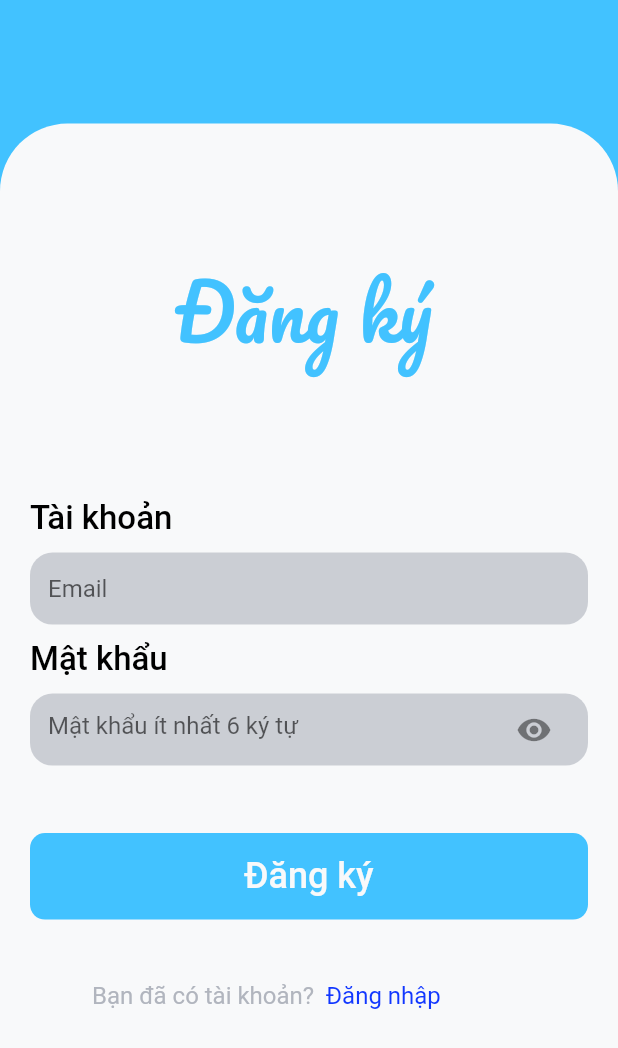
After one commit to nvhuy0702/datn-kmt-2022, a Flutter app: the ScreenSignUp screen opened directly, on a phone screen of 412 x 824 dp. The commit adds this screen. Shown: the top 1048 px of the screen. Run offline on Flutter 3.47's test engine with Material 2 defaults, Android fonts, the phone set to English and light mode, and no system bars; our stand-ins replace bloc, equatable, firebase_auth, firebase_core, firebase_database, flutter_bloc and 5 more; accounts and stored records are empty.

Commit message:
add auth, edit bloc control

```diff
--- /dev/null
+++ b/lib/assets/colors.dart
@@ -0,0 +1,12 @@
+import 'package:flutter/material.dart';
+
+var secondaryColor = const Color(0xFF42C2FF);
+var titleColor = const Color(0xFFFFDDEE);
+var primaryColor = const Color(0xFFB8FFF9);
+Color lightSky = const Color(0xFFA6C0FF);
+Color whiteShade = const Color(0xFFF8F9FA);
+Color blue = const Color(0xFF1137FF);
+Color lightBlueShade = const Color(0xFF758CC8);
+Color grayShade = const Color(0xFF9FA4AF);
+Color lightBlue = const Color(0xFF4B68D1);
+Color blackShade = const Color(0xFF555555);
--- /dev/null
+++ b/lib/bloc/auth/auth_event.dart
@@ -0,0 +1,19 @@
+part of 'auth_bloc.dart';
+
+abstract class AuthEvent extends Equatable {
+  @override
+  List<Object> get props => [];
+}
+
+class SignUpRequest extends AuthEvent {
+  final String emailSignUp;
+  final String passwordSignUp;
+  SignUpRequest(this.emailSignUp, this.passwordSignUp);
+}
+class SignInRequest extends AuthEvent {
+  final String emailSignIn;
+  final String passwordSignIn;
+  SignInRequest(this.emailSignIn, this.passwordSignIn);
+}
+class SignOutRequest extends AuthEvent {}
+class SignInWithGoogle extends AuthEvent {}
--- /dev/null
+++ b/lib/bloc/auth/auth_state.dart
@@ -0,0 +1,25 @@
+part of 'auth_bloc.dart';
+
+abstract class AuthState extends Equatable {}
+
+class Loading extends AuthState {
+  @override
+  List<Object> get props => [];
+}
+
+class Authenticated extends AuthState {
+  @override
+  List<Object> get props => [];
+}
+
+class UnAuthenticated extends AuthState {
+  @override
+  List<Object> get props => [];
+}
+
+class AuthError extends AuthState {
+  final String error;
+  AuthError({required this.error});
+  @override
+  List<Object> get props => [error];
+}
--- /dev/null
+++ b/lib/model/auth_repository.dart
@@ -0,0 +1,54 @@
+import 'package:firebase_auth/firebase_auth.dart';
+import 'package:google_sign_in/google_sign_in.dart';
+
+class AuthRepository {
+  final _firebaseAuth = FirebaseAuth.instance;
+  Future<void> signUp({required String emailSignUp, required String passwordSignUp}) async {
+    try {
+      await FirebaseAuth.instance
+          .createUserWithEmailAndPassword(email: emailSignUp, password: passwordSignUp);
+    } on FirebaseAuthException catch (e) {
+      if(e.code == 'Mật khẩu yếu') {
+        throw Exception('Mật khẩu được cung cấp quá yếu.');
+      } else if (e.code == 'email đã được sử dụng') {
+        throw Exception('Email đã được sử dụng để tạo tài khoản');
+      }
+    } catch (e) {
+      throw Exception(e.toString());
+    }
+  }
+  Future<void> signIn({required String emailSignIn, required String passwordSignIn}) async {
+    try {
+      await FirebaseAuth.instance
+          .createUserWithEmailAndPassword(email: emailSignIn, password: passwordSignIn);
+    } on FirebaseAuthException catch (e) {
+      if(e.code == 'Không tìm thấy ngừoi dùng') {
+        throw Exception('Không tìm thấy người dùng nào cho email đó.');
+      } else if (e.code == 'Sai mật khẩu') {
+        throw Exception('Đã cung cấp sai mật khẩu cho người dùng đó.');
+      }
+    } catch (e) {
+      throw Exception(e.toString());
+    }
+  }
+  Future<void>signInWithGoogle() async {
+    try {
+      final GoogleSignInAccount? googleSignInAccount = await GoogleSignIn().signIn();
+      final GoogleSignInAuthentication? googleSignInAuthentication = await googleSignInAccount?.authentication;
+      final credential = GoogleAuthProvider.credential(
+        accessToken: googleSignInAuthentication?.accessToken,
+        idToken: googleSignInAuthentication?.idToken,
+      );
+      await FirebaseAuth.instance.signInWithCredential(credential);
+    } catch (e) {
+      throw Exception(e.toString());
+    }
+  }
+  Future<void> signOut() async {
+    try {
+      await _firebaseAuth.signOut();
+    } catch (e) {
+      throw Exception(e);
+    }
+  }
+}
--- a/lib/screen/control_device.dart
+++ b/lib/screen/control_device.dart
@@ -52,7 +52,7 @@ class _ControlDeviceState extends State<ControlDevice> {
           StreamBuilder(
             builder: (context, snapshot) {
               if (snapshot.data == null) return const SizedBox();
-              isOnDevice1 = (snapshot.data as Event).snapshot.value == "On";
+              isOnDevice1 = (snapshot.data as Event).snapshot.value == 1;
               return CardDeviceState(
                 onClick: bloc.onClickDevice1,
                 pathIconOpen: 'assets/images/open_door.png',
@@ -66,7 +66,7 @@ class _ControlDeviceState extends State<ControlDevice> {
           StreamBuilder(
             builder: (context, snapshot) {
               if (snapshot.data == null) return const SizedBox();
-              isOnDevice2 = (snapshot.data as Event).snapshot.value == "On";
+              isOnDevice2 = (snapshot.data as Event).snapshot.value == 1;
               return CardDeviceState(
                 onClick: bloc.onClickDevice2,
                 pathIconOpen: 'assets/images/open_door.png',
--- /dev/null
+++ b/lib/screen/screen_sign_up.dart
@@ -0,0 +1,179 @@
+import 'package:app_datn_2022/assets/colors.dart';
+import 'package:app_datn_2022/bloc/auth/auth_bloc.dart';
+import 'package:app_datn_2022/screen/screen_home.dart';
+import 'package:app_datn_2022/screen/screen_sign_in.dart';
+import 'package:app_datn_2022/widget/field_account.dart';
+import 'package:app_datn_2022/widget/field_password.dart';
+import 'package:flutter/gestures.dart';
+import 'package:flutter/material.dart';
+import 'package:flutter_bloc/flutter_bloc.dart';
+import 'package:google_fonts/google_fonts.dart';
+class ScreenSignUp extends StatefulWidget {
+  const ScreenSignUp({Key? key}) : super(key: key);
+
+  @override
+  State<ScreenSignUp> createState() => _ScreenSignUpState();
+}
+
+class _ScreenSignUpState extends State<ScreenSignUp> {
+
+  final _formKey = GlobalKey<FormState>();
+  final _email = TextEditingController();
+  final _password = TextEditingController();
+  @override
+  void dispose() {
+    _email.dispose();
+    _password.dispose();
+    super.dispose();
+  }
+  @override
+  Widget build(BuildContext context) {
+    return Scaffold(
+      body: BlocListener<AuthBloc, AuthState>(
+        listener: (context, state) {
+          if (state is Authenticated) {
+            Navigator.of(context).push(
+                MaterialPageRoute(builder: (context) => const ScreenSignIn())
+            );
+          }
+          if (state is AuthError) {
+            ScaffoldMessenger.of(context)
+                .showSnackBar(SnackBar(content: Text(state.error)));
+          }
+        }, child: BlocBuilder<AuthBloc, AuthState>(
+          builder: (context, state) {
+            if (state is Loading) {
+              return const Center(
+                child: CircularProgressIndicator(),
+              );
+            }
+            if (state is UnAuthenticated) {
+              return SingleChildScrollView(
+                child: Stack(
+                  children: [
+                    Container(
+                      height: MediaQuery.of(context).size.height,
+                      width: MediaQuery.of(context).size.width,
+                      color: secondaryColor,
+
+                    ),
+                    Positioned(
+                      top: MediaQuery.of(context).size.height * 0.10,
+                      child: Container(
+                        height: MediaQuery.of(context).size.height * 0.9,
+                        width: MediaQuery.of(context).size.width,
+                        decoration: BoxDecoration(
+                            color: whiteShade,
+                            borderRadius: const BorderRadius.only(
+                                topLeft: Radius.circular(45),
+                                topRight: Radius.circular(45))),
+                        child: Form(
+                          key: _formKey,
+                          child: Column(
+                            crossAxisAlignment: CrossAxisAlignment.start,
+                            children: [
+                              Container(
+                                height: 250,
+                                width: MediaQuery.of(context).size.width * 0.8,
+                                margin: EdgeInsets.only(
+                                    left: MediaQuery.of(context).size.width * 0.09),
+                                child: Center(
+                                  child: Text(
+                                      'Đăng ký',
+                                      style: GoogleFonts.pacifico(
+                                          fontStyle: FontStyle.normal,
+                                          fontSize: 50,
+                                          color: const Color(0xff42C2FF)
+                                      )
+                                  ),
+                                ),
+                              ),
+                              FieldAccount(
+                                headerText: "Tài khoản",
+                                hintText: "Email",
+                                textEditingController: _email,
+                              ),
+                              const SizedBox(
+                                height: 10,
+                              ),
+                              FieldPassword(
+                                headerText: "Mật khẩu",
+                                hintText: "Mật khẩu ít nhất 6 ký tự",
+                                textEditingController: _password,
+                              ),
+                              const SizedBox(height: 45,),
+                              InkWell(
+                                onTap: () {
+                                  _createAccountWithEmailAndPassword(context);
+                                },
+                                child: Container(
+                                  width: MediaQuery.of(context).size.width,
+                                  height: MediaQuery.of(context).size.height * 0.07,
+                                  margin: const EdgeInsets.only(left: 20, right: 20),
+                                  decoration: BoxDecoration(
+                                      color: secondaryColor,
+                                      borderRadius:
+                                      const BorderRadius.all(Radius.circular(10))),
+                                  child: Center(
+                                    child: Text(
+                                      "Đăng ký",
+                                      style: TextStyle(
+                                          fontSize: 24,
+                                          fontWeight: FontWeight.w500,
+                                          color: whiteShade
+                                      ),
+                                    ),
+                                  ),
+                                ),
+                              ),
+
+                              Container(
+                                margin: EdgeInsets.only(
+                                    left: MediaQuery.of(context).size.width * 0.149,
+                                    top: MediaQuery.of(context).size.height * 0.05),
+                                child: Text.rich(
+                                  TextSpan(
+                                      text: "Bạn đã có tài khoản?  ",
+                                      style: TextStyle(
+                                          color: grayShade.withOpacity(0.8), fontSize: 16),
+                                      children: [
+                                        TextSpan(
+                                            text: "Đăng nhập",
+                                            style: TextStyle(color: blue, fontSize: 16),
+                                            recognizer: TapGestureRecognizer()
+                                              ..onTap = () {
+                                                Navigator.push(
+                                                    context,
+                                                    MaterialPageRoute(
+                                                        builder: (context) => const ScreenSignIn()));
+                                              }),
+                                      ]),
+                                ),
+                              ),
+                            ],
+                          ),
+                        ),
+                      ),
+                    ),
+                  ],
+                ),
+              );
+            }
+            return Container();
+          }
+      ),
+      ),
+    );
+  }
+  void _createAccountWithEmailAndPassword(BuildContext context) {
+    if (_formKey.currentState!.validate()) {
+      BlocProvider.of<AuthBloc>(context).add(
+        SignUpRequest(
+          _email.text,
+          _password.text,
+        ),
+      );
+    }
+  }
+
+}
--- /dev/null
+++ b/lib/widget/field_account.dart
@@ -0,0 +1,50 @@
+import 'package:flutter/material.dart';
+
+import '../assets/colors.dart';
+class FieldAccount extends StatelessWidget {
+  final String headerText;
+  final String hintText;
+  final TextEditingController textEditingController;
+  const FieldAccount({Key? key, required this.headerText, required this.hintText, required this.textEditingController})
+      : super(key: key);
+
+  @override
+  Widget build(BuildContext context) {
+    return Column(
+      crossAxisAlignment: CrossAxisAlignment.start,
+      children: [
+        Container(
+          margin: const EdgeInsets.only(
+            left: 20,
+            right: 20,
+            bottom: 10,
+          ),
+          child: Text(
+            headerText,
+            style: const TextStyle(
+                color: Colors.black, fontSize: 22, fontWeight: FontWeight.w500),
+          ),
+        ),
+        Container(
+            margin: const EdgeInsets.only(left: 20, right: 20),
+            decoration: BoxDecoration(
+              color: grayShade.withOpacity(0.5),
+              borderRadius: BorderRadius.circular(15),
+            ),
+            child: Padding(
+              padding: const EdgeInsets.symmetric(horizontal: 12.0),
+              child: TextFormField(
+                controller: textEditingController,
+                keyboardType: TextInputType.emailAddress,
+                autovalidateMode: AutovalidateMode.onUserInteraction,
+                decoration: InputDecoration(
+                  hintText: hintText,
+                  border: InputBorder.none,
+                ),
+              ),
+            ) //IntrinsicHeight
+        ),
+      ],
+    );
+  }
+}
--- /dev/null
+++ b/lib/widget/field_password.dart
@@ -0,0 +1,71 @@
+import 'package:app_datn_2022/assets/colors.dart';
+import 'package:flutter/material.dart';
+class FieldPassword extends StatefulWidget {
+
+  final String headerText;
+  final String hintText;
+  final TextEditingController textEditingController;
+  const FieldPassword(
+      {Key? key, required this.headerText, required this.hintText, required this.textEditingController})
+      : super(key: key);
+
+  @override
+  State<FieldPassword> createState() => _FieldPasswordState();
+}
+
+class _FieldPasswordState extends State<FieldPassword> {
+  bool _visible = true;
+
+  @override
+  Widget build(BuildContext context) {
+    return Column(
+      crossAxisAlignment: CrossAxisAlignment.start,
+      children: [
+        Container(
+          margin: const EdgeInsets.only(
+            left: 20,
+            right: 20,
+            bottom: 10,
+          ),
+          child: Text(
+            widget.headerText,
+            style: const TextStyle(
+                color: Colors.black, fontSize: 22, fontWeight: FontWeight.w500),
+          ),
+        ),
+        Container(
+          margin: const EdgeInsets.only(left: 20, right: 20),
+          decoration: BoxDecoration(
+            color: grayShade.withOpacity(0.5),
+            borderRadius: BorderRadius.circular(15),
+          ),
+          child: Padding(
+            padding: const EdgeInsets.symmetric(horizontal: 12.0),
+            child: TextFormField(
+              keyboardType: TextInputType.text,
+              autovalidateMode: AutovalidateMode.onUserInteraction,
+              validator: (value) {
+                return value != null && value.length < 6
+                    ? 'Mật khẩu không hợp lệ'
+                    : null;
+              },
+              controller: widget.textEditingController,
+              obscureText: _visible,
+              decoration: InputDecoration(
+                  hintText: widget.hintText,
+                  border: InputBorder.none,
+                  suffixIcon: IconButton(
+                      icon: Icon(
+                          _visible ? Icons.visibility : Icons.visibility_off),
+                      onPressed: () {
+                        setState(() {
+                          _visible = !_visible;
+                        });
+                      })),
+            ),
+          ),
+        ),
+      ],
+    );
+  }
+}
--- a/pubspec.yaml
+++ b/pubspec.yaml
@@ -45,6 +45,8 @@ dependencies:
   intl: ^0.17.0
   flutter_switch: ^0.3.2
   google_fonts: ^2.3.2
+  firebase_auth: ^3.3.16
+  google_sign_in: ^5.2.1
 
 dev_dependencies:
   flutter_test:
```
Also changed, not shown: lib/bloc/auth/auth_bloc.dart (added, +52 -0 lines), lib/bloc/control/control_bloc.dart (+7 -9 lines), lib/extension/string_to_bool.dart (added, +9 -0 lines), lib/main.dart (+35 -8 lines), lib/screen/screen_sign_in.dart (added, +180 -0 lines), pubspec.lock, 2 other files.
